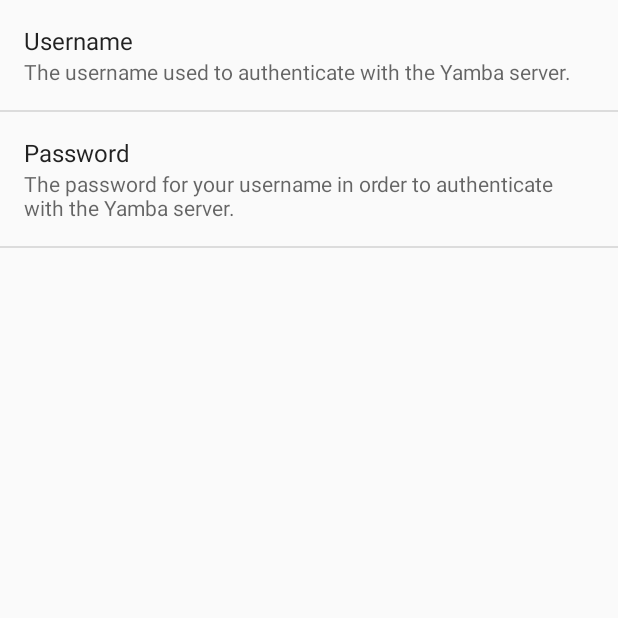
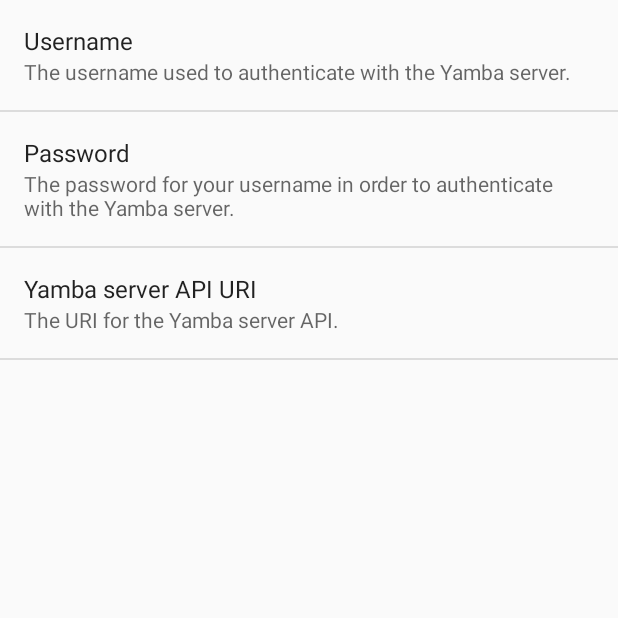
Before and after one commit to hiq-larryschiefer/android_bootcamp_201412, an Android app: the screen it shows after launch (SettingsActivity), after a tap on "SUBMIT STATUS", on a phone screen of 412 x 824 dp, the top half of it. Run offline under Robolectric (Android 15) with nearby library versions, the phone set to English and light mode, and no system bars.

Commit message:
Updated with new preference for alternate URI.  Set it to be: http://yamba.thenewcircle.com/api

```diff
--- a/app/src/main/java/com/intel/yamba/StatusActivity.java
+++ b/app/src/main/java/com/intel/yamba/StatusActivity.java
@@ -141,12 +141,14 @@ public class StatusActivity extends ActionBarActivity implements TextWatcher, Vi
             String username = prefs.getString(tmp, "");
             tmp = StatusActivity.this.getString(R.string.password_key);
             String pw = prefs.getString(tmp, "");
-            if ((pw.length() == 0) || (username.length() == 0)) {
+            tmp = StatusActivity.this.getString(R.string.api_uri_key);
+            String apiUri = prefs.getString(tmp, "");
+            if ((pw.length() == 0) || (username.length() == 0) || (apiUri.length() == 0)) {
                 startSettingsActivity();
                 return StatusActivity.this.getString(R.string.fail);
             }
 
-            YambaClient client = new YambaClient(username, pw);
+            YambaClient client = new YambaClient(username, pw, apiUri);
             try {
                 client.postStatus(status);
             } catch (YambaClientException e) {
--- a/app/src/main/res/values/strings.xml
+++ b/app/src/main/res/values/strings.xml
@@ -18,5 +18,8 @@
     <string name="title_activity_settings">Settings</string>
     <string name="btn_settings_label">Settings</string>
     <string name="hello_blank_fragment">Hello blank fragment</string>
+    <string name="api_uri_key">k_api_uri</string>
+    <string name="api_uri_summary">The URI for the Yamba server API.</string>
+    <string name="api_uri_title">Yamba server API URI</string>
 
 </resources>
--- a/app/src/main/res/xml/settings.xml
+++ b/app/src/main/res/xml/settings.xml
@@ -12,4 +12,10 @@
         android:title="@string/password_title"
         android:password="true" />
 
+    <!-- New preference for overriding the URI used to access the Yamba server -->
+    <EditTextPreference
+        android:key="@string/api_uri_key"
+        android:summary="@string/api_uri_summary"
+        android:title="@string/api_uri_title" />
+
 </PreferenceScreen>
```
